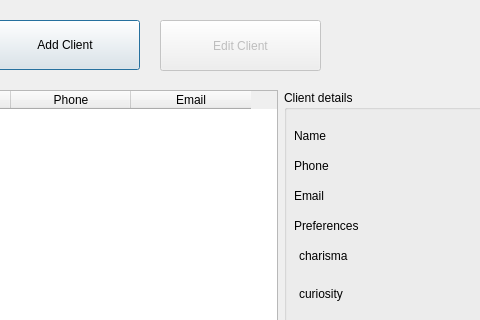
Above: manageclient.ui from ColeMacdonald1709/comp3004 before the change; both pictures show x 120 to 600 and y 0 to 320 of the 800 by 500 pixel window. Below: the same form after it.
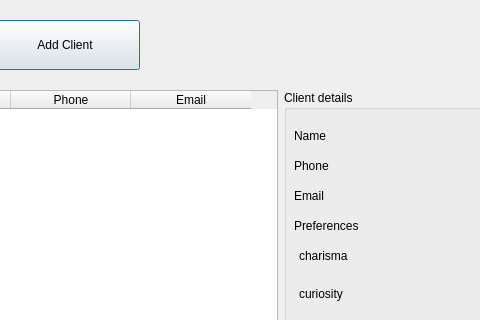
That is the form after the change.

```diff
--- a/manageclient.ui
+++ b/manageclient.ui
@@ -510,22 +510,6 @@
     <string>Back</string>
    </property>
   </widget>
-  <widget class="QPushButton" name="btnEditclient">
-   <property name="enabled">
-    <bool>false</bool>
-   </property>
-   <property name="geometry">
-    <rect>
-     <x>280</x>
-     <y>20</y>
-     <width>161</width>
-     <height>51</height>
-    </rect>
-   </property>
-   <property name="text">
-    <string>Edit Client</string>
-   </property>
-  </widget>
  </widget>
  <resources/>
  <connections/>
```
